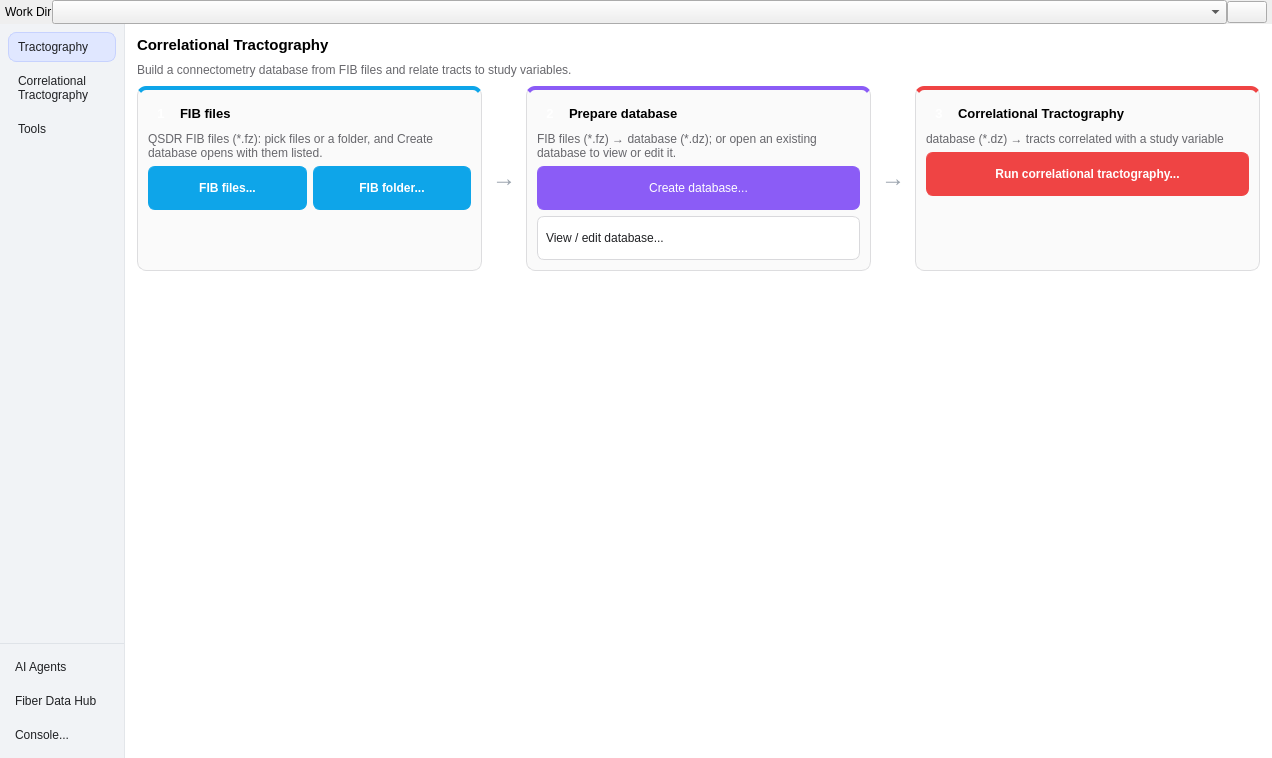
Old version of the form mainwindow.ui in the repository frankyeh/DSI-Studio.
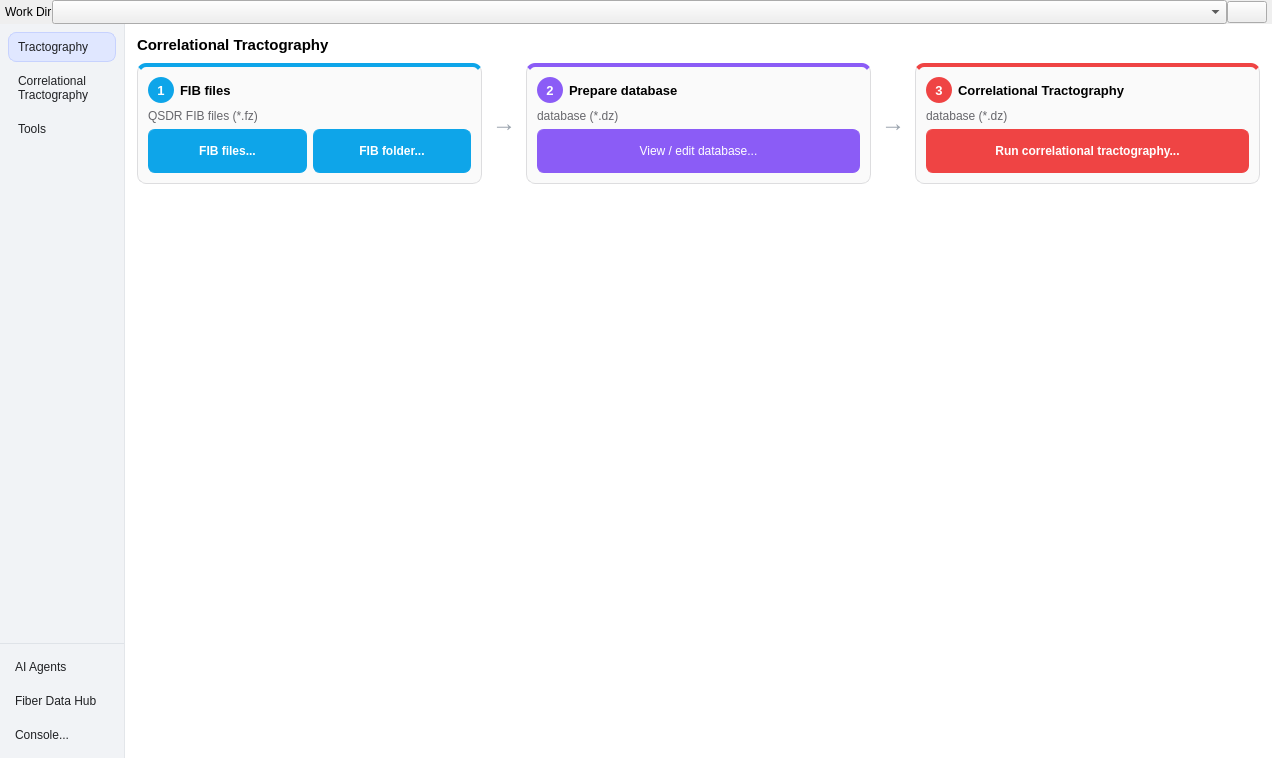
New version of the form. The open tabs and pages were chosen to show the change. Icons and pictures are not drawn.

Commit message: Correlational badges visible, card 2 view-only, Track "More tracking options", shorter texts

```diff
--- a/mainwindow.ui
+++ b/mainwindow.ui
@@ -2020,7 +2020,7 @@
     font-weight: bold;
     text-align: center;
 }
-QWidget#tab_conn QPushButton#vbc {
+QWidget#tab_conn QPushButton#open_db {
     color: #ffffff;
     background-color: #8b5cf6;
     border-color: #8b5cf6;
@@ -2043,27 +2043,26 @@
     font-size: 10pt;
     font-weight: bold;
 }
-QLabel#tract_connectometry_hint,
 QLabel#conn_import_stage_hint,
 QLabel#conn_db_stage_hint,
 QLabel#conn_analysis_stage_hint {
     color: #67676c;
 }
-QLabel#conn_import_badge,
-QLabel#conn_db_badge,
-QLabel#conn_analysis_badge {
+QWidget#tab_conn QLabel#conn_import_badge,
+QWidget#tab_conn QLabel#conn_db_badge,
+QWidget#tab_conn QLabel#conn_analysis_badge {
     color: #ffffff;
     border-radius: 13px;
     font-weight: bold;
     font-size: 10pt;
 }
-QLabel#conn_import_badge {
+QWidget#tab_conn QLabel#conn_import_badge {
     background-color: #0ea5e9;
 }
-QLabel#conn_db_badge {
+QWidget#tab_conn QLabel#conn_db_badge {
     background-color: #8b5cf6;
 }
-QLabel#conn_analysis_badge {
+QWidget#tab_conn QLabel#conn_analysis_badge {
     background-color: #ef4444;
 }
 QLabel#conn_arrow_1,
@@ -2076,7 +2075,7 @@
     min-height: 22px;
 }</string>
          </property>
-         <layout class="QVBoxLayout" name="tab_conn_layout" stretch="0,0,0,1">
+         <layout class="QVBoxLayout" name="tab_conn_layout" stretch="0,0,1">
           <property name="spacing">
            <number>9</number>
           </property>
@@ -2099,16 +2098,6 @@
             </property>
            </widget>
           </item>
-          <item>
-           <widget class="QLabel" name="tract_connectometry_hint">
-            <property name="wordWrap">
-             <bool>true</bool>
-            </property>
-            <property name="text">
-             <string>Build a connectometry database from FIB files and relate tracts to study variables.</string>
-            </property>
-           </widget>
-          </item>
           <item>
            <layout class="QHBoxLayout" name="conn_stage_row" stretch="1,0,1,0,1">
             <property name="spacing">
@@ -2198,7 +2187,7 @@
                   <bool>true</bool>
                  </property>
                  <property name="text">
-                  <string>QSDR FIB files (*.fz): pick files or a folder, and Create database opens with them listed.</string>
+                  <string>QSDR FIB files (*.fz)</string>
                  </property>
                 </widget>
                </item>
@@ -2359,24 +2348,7 @@
                   <bool>true</bool>
                  </property>
                  <property name="text">
-                  <string>FIB files (*.fz) → database (*.dz); or open an existing database to view or edit it.</string>
-                 </property>
-                </widget>
-               </item>
-               <item>
-                <widget class="QPushButton" name="vbc">
-                 <property name="statusTip">
-                  <string>run create_db</string>
-                 </property>
-                 <property name="toolTip">
-                  <string>Aggregate FIB files into a database</string>
-                 </property>
-                 <property name="icon">
-                  <iconset resource="icons.qrc">
-                   <normaloff>:/icons/icons/open.xpm</normaloff>:/icons/icons/open.xpm</iconset>
-                 </property>
-                 <property name="text">
-                  <string>Create database...</string>
+                  <string>database (*.dz)</string>
                  </property>
                 </widget>
                </item>
@@ -2498,7 +2470,7 @@
                <item>
                 <widget class="QLabel" name="conn_analysis_stage_hint">
                  <property name="text">
-                  <string>database (*.dz) → tracts correlated with a study variable</string>
+                  <string>database (*.dz)</string>
                  </property>
                  <property name="wordWrap">
                   <bool>true</bool>
```
Left out of the diff: 82 changed lines with no effect on the pictures.
